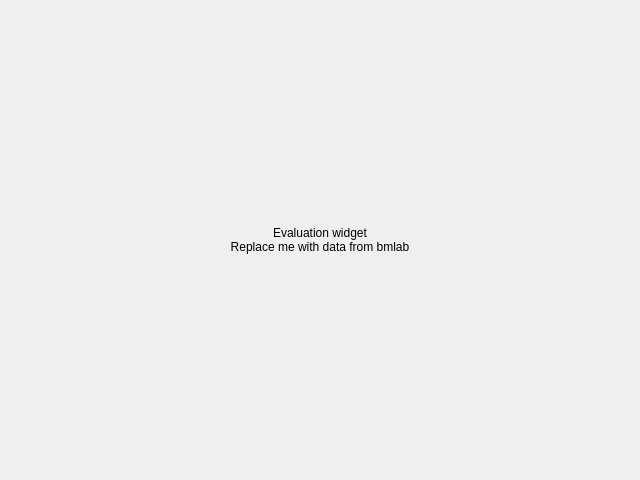
Old version of the form bmicro/gui/evaluation/evaluation_view.ui in the repository BrillouinMicroscopy/BMicro.
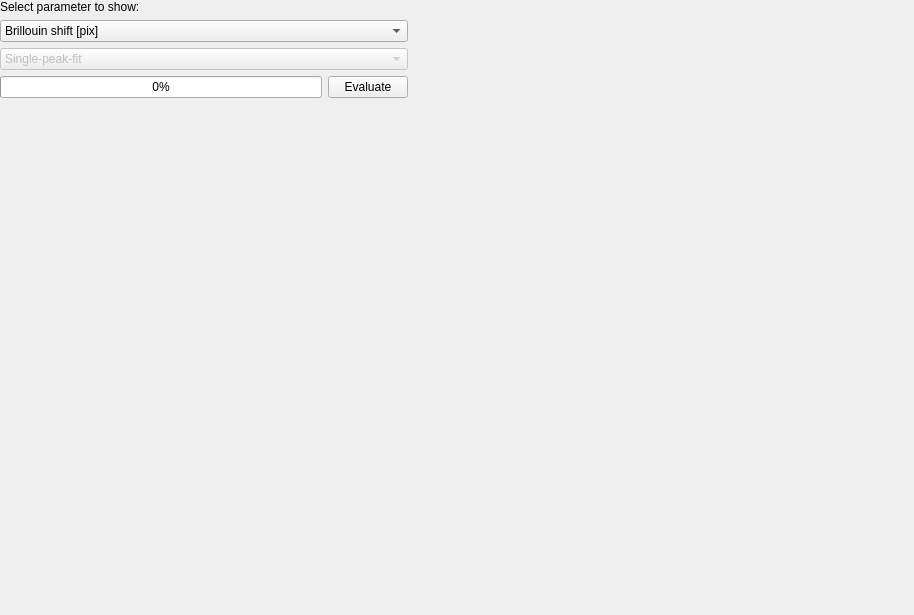
New version of the form.

Commit message: fix: add basic evaluation view widget

Diff of the .ui file:
```diff
--- a/bmicro/gui/evaluation/evaluation_view.ui
+++ b/bmicro/gui/evaluation/evaluation_view.ui
@@ -6,14 +6,20 @@
    <rect>
     <x>0</x>
     <y>0</y>
-    <width>640</width>
-    <height>480</height>
+    <width>914</width>
+    <height>615</height>
    </rect>
   </property>
+  <property name="sizePolicy">
+   <sizepolicy hsizetype="Preferred" vsizetype="Preferred">
+    <horstretch>0</horstretch>
+    <verstretch>0</verstretch>
+   </sizepolicy>
+  </property>
   <property name="windowTitle">
    <string>Form</string>
   </property>
-  <layout class="QVBoxLayout" name="verticalLayout">
+  <layout class="QHBoxLayout" name="horizontalLayout_2">
    <property name="leftMargin">
     <number>0</number>
    </property>
@@ -27,15 +33,189 @@
     <number>0</number>
    </property>
    <item>
-    <widget class="QLabel" name="evaluation_test_label">
-     <property name="text">
-      <string>Evaluation widget
-Replace me with data from bmlab</string>
-     </property>
-     <property name="alignment">
-      <set>Qt::AlignCenter</set>
-     </property>
-    </widget>
+    <layout class="QHBoxLayout" name="horizontalLayout_5">
+     <item>
+      <layout class="QVBoxLayout" name="verticalLayout">
+       <item>
+        <widget class="QWidget" name="widget_selection" native="true">
+         <property name="sizePolicy">
+          <sizepolicy hsizetype="Expanding" vsizetype="Fixed">
+           <horstretch>0</horstretch>
+           <verstretch>0</verstretch>
+          </sizepolicy>
+         </property>
+         <property name="minimumSize">
+          <size>
+           <width>400</width>
+           <height>54</height>
+          </size>
+         </property>
+         <property name="maximumSize">
+          <size>
+           <width>700</width>
+           <height>16777215</height>
+          </size>
+         </property>
+         <layout class="QVBoxLayout" name="verticalLayout_3">
+          <property name="leftMargin">
+           <number>0</number>
+          </property>
+          <property name="topMargin">
+           <number>0</number>
+          </property>
+          <property name="rightMargin">
+           <number>0</number>
+          </property>
+          <property name="bottomMargin">
+           <number>0</number>
+          </property>
+          <item>
+           <widget class="QLabel" name="label_selection">
+            <property name="sizePolicy">
+             <sizepolicy hsizetype="Expanding" vsizetype="Fixed">
+              <horstretch>0</horstretch>
+              <verstretch>0</verstretch>
+             </sizepolicy>
+            </property>
+            <property name="text">
+             <string>Select parameter to show:</string>
+            </property>
+           </widget>
+          </item>
+          <item>
+           <widget class="QComboBox" name="combobox_selection_2">
+            <property name="minimumSize">
+             <size>
+              <width>0</width>
+              <height>0</height>
+             </size>
+            </property>
+            <item>
+             <property name="text">
+              <string>Brillouin shift [pix]</string>
+             </property>
+            </item>
+            <item>
+             <property name="text">
+              <string>Brillouin shift [GHz]</string>
+             </property>
+            </item>
+           </widget>
+          </item>
+          <item>
+           <widget class="QComboBox" name="combobox_selection">
+            <property name="enabled">
+             <bool>false</bool>
+            </property>
+            <property name="minimumSize">
+             <size>
+              <width>0</width>
+              <height>0</height>
+             </size>
+            </property>
+            <property name="editable">
+             <bool>false</bool>
+            </property>
+            <item>
+             <property name="text">
+              <string>Single-peak-fit</string>
+             </property>
+            </item>
+            <item>
+             <property name="text">
+              <string>Double-peak-fit</string>
+             </property>
+            </item>
+           </widget>
+          </item>
+         </layout>
+        </widget>
+       </item>
+       <item>
+        <widget class="QWidget" name="widget_evaluation" native="true">
+         <property name="sizePolicy">
+          <sizepolicy hsizetype="Expanding" vsizetype="Fixed">
+           <horstretch>0</horstretch>
+           <verstretch>0</verstretch>
+          </sizepolicy>
+         </property>
+         <property name="minimumSize">
+          <size>
+           <width>400</width>
+           <height>0</height>
+          </size>
+         </property>
+         <property name="maximumSize">
+          <size>
+           <width>700</width>
+           <height>16777215</height>
+          </size>
+         </property>
+         <layout class="QHBoxLayout" name="horizontalLayout_4">
+          <property name="leftMargin">
+           <number>0</number>
+          </property>
+          <property name="topMargin">
+           <number>0</number>
+          </property>
+          <property name="rightMargin">
+           <number>0</number>
+          </property>
+          <property name="bottomMargin">
+           <number>0</number>
+          </property>
+          <item>
+           <widget class="QProgressBar" name="progress_evaluation">
+            <property name="value">
+             <number>0</number>
+            </property>
+            <property name="alignment">
+             <set>Qt::AlignCenter</set>
+            </property>
+           </widget>
+          </item>
+          <item>
+           <widget class="QPushButton" name="button_evaluation">
+            <property name="text">
+             <string>Evaluate</string>
+            </property>
+           </widget>
+          </item>
+         </layout>
+        </widget>
+       </item>
+       <item>
+        <spacer name="verticalSpacer">
+         <property name="orientation">
+          <enum>Qt::Vertical</enum>
+         </property>
+         <property name="sizeHint" stdset="0">
+          <size>
+           <width>20</width>
+           <height>40</height>
+          </size>
+         </property>
+        </spacer>
+       </item>
+      </layout>
+     </item>
+     <item>
+      <widget class="QWidget" name="image_widget" native="true">
+       <property name="sizePolicy">
+        <sizepolicy hsizetype="Expanding" vsizetype="Expanding">
+         <horstretch>0</horstretch>
+         <verstretch>0</verstretch>
+        </sizepolicy>
+       </property>
+       <property name="minimumSize">
+        <size>
+         <width>500</width>
+         <height>500</height>
+        </size>
+       </property>
+      </widget>
+     </item>
+    </layout>
    </item>
   </layout>
  </widget>
```
The commit also changes 1 other file.
